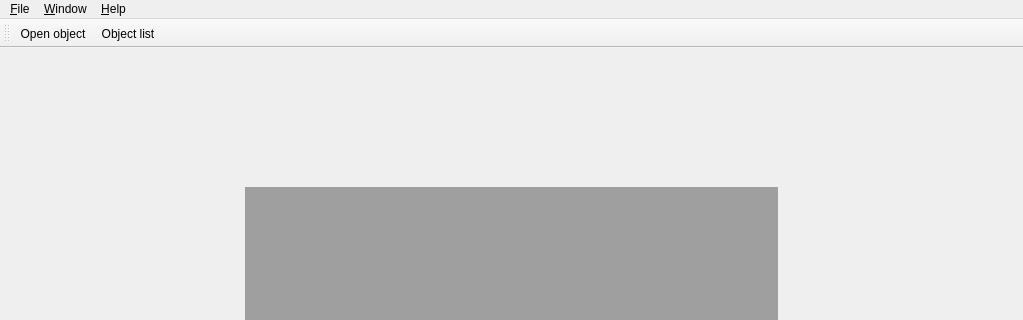
Old version of the form WlzViewer/MainWindow.ui in the repository ma-tech/WlzQtApps; both pictures show x 0 to 1023 and y 0 to 320 of the 1023 by 749 pixel window.
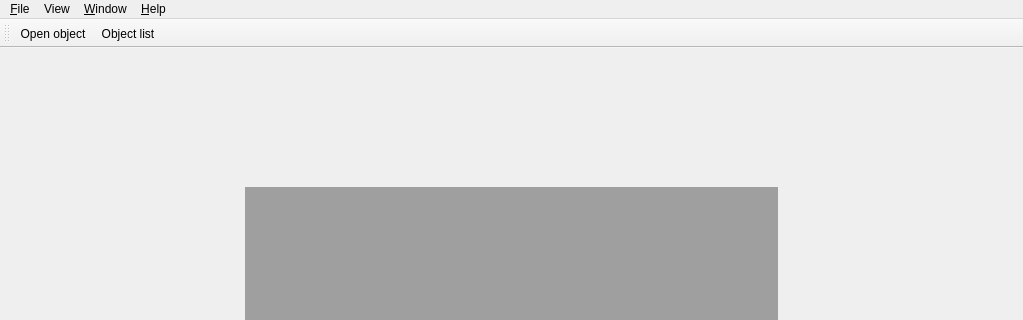
New version of the form. Icons and pictures are not drawn.

Commit message: Added view menu with alpha blending option.

```diff
--- a/WlzViewer/MainWindow.ui
+++ b/WlzViewer/MainWindow.ui
@@ -65,7 +65,7 @@
      <x>0</x>
      <y>0</y>
      <width>1023</width>
-     <height>25</height>
+     <height>22</height>
     </rect>
    </property>
    <widget class="QMenu" name="menuFile">
@@ -94,7 +94,14 @@
     <addaction name="actionMaximize"/>
     <addaction name="actionRestore"/>
    </widget>
+   <widget class="QMenu" name="menuView">
+    <property name="title">
+     <string>View</string>
+    </property>
+    <addaction name="actionEnableAlpha"/>
+   </widget>
    <addaction name="menuFile"/>
+   <addaction name="menuView"/>
    <addaction name="menuWindow"/>
    <addaction name="menuHelp"/>
   </widget>
```
Left out of the diff: 8 changed lines with no effect on the pictures. The commit also changes 1 other file.
